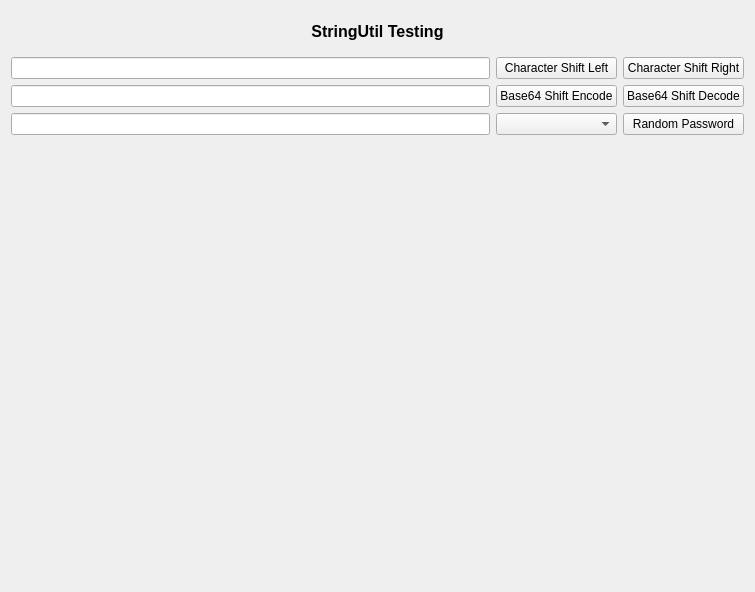
Above: QtGuiApplicationTest/QtGuiApplicationTest/MiscellaneousStringUtil.ui from xautshuanglong/QtLearningRepository before the change. Below: the same form after it.
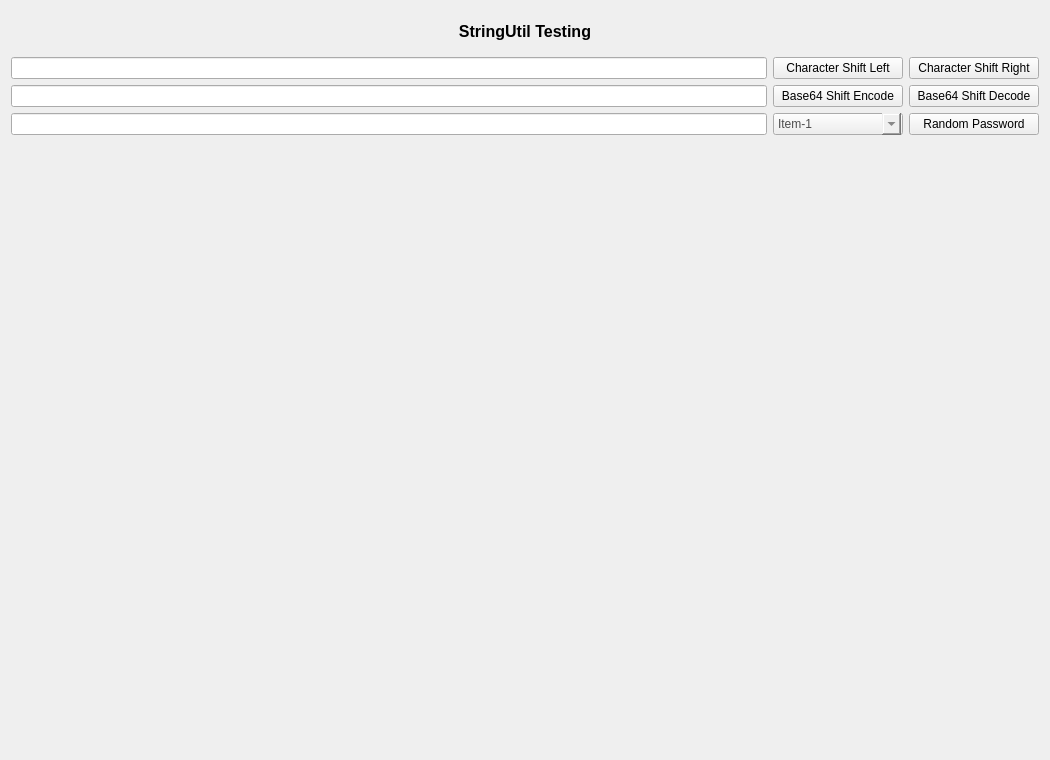
That is the form after the change.

Diff of the .ui file:
```diff
--- a/QtGuiApplicationTest/QtGuiApplicationTest/MiscellaneousStringUtil.ui
+++ b/QtGuiApplicationTest/QtGuiApplicationTest/MiscellaneousStringUtil.ui
@@ -6,8 +6,8 @@
    <rect>
     <x>0</x>
     <y>0</y>
-    <width>755</width>
-    <height>592</height>
+    <width>1050</width>
+    <height>760</height>
    </rect>
   </property>
   <property name="windowTitle">
@@ -42,27 +42,13 @@
     </layout>
    </item>
    <item>
-    <layout class="QGridLayout" name="gridLayout">
+    <layout class="QGridLayout" name="gridLayout" columnstretch="8,1,1">
      <property name="leftMargin">
       <number>0</number>
      </property>
      <property name="rightMargin">
       <number>0</number>
      </property>
-     <item row="0" column="2">
-      <widget class="QPushButton" name="btnCharacterShiftLeft">
-       <property name="text">
-        <string>Character Shift Left</string>
-       </property>
-      </widget>
-     </item>
-     <item row="0" column="3">
-      <widget class="QPushButton" name="btnCharacterShiftRight">
-       <property name="text">
-        <string>Character Shift Right</string>
-       </property>
-      </widget>
-     </item>
      <item row="0" column="0">
       <widget class="QLineEdit" name="leShiftTarget"/>
      </item>
@@ -72,30 +58,157 @@
      <item row="2" column="0">
       <widget class="QLineEdit" name="lePasswordOut"/>
      </item>
-     <item row="1" column="2">
+     <item row="0" column="1">
+      <widget class="QPushButton" name="btnCharacterShiftLeft">
+       <property name="sizePolicy">
+        <sizepolicy hsizetype="MinimumExpanding" vsizetype="Fixed">
+         <horstretch>0</horstretch>
+         <verstretch>0</verstretch>
+        </sizepolicy>
+       </property>
+       <property name="minimumSize">
+        <size>
+         <width>130</width>
+         <height>0</height>
+        </size>
+       </property>
+       <property name="text">
+        <string>Character Shift Left</string>
+       </property>
+      </widget>
+     </item>
+     <item row="0" column="2">
+      <widget class="QPushButton" name="btnCharacterShiftRight">
+       <property name="sizePolicy">
+        <sizepolicy hsizetype="MinimumExpanding" vsizetype="Fixed">
+         <horstretch>0</horstretch>
+         <verstretch>0</verstretch>
+        </sizepolicy>
+       </property>
+       <property name="minimumSize">
+        <size>
+         <width>130</width>
+         <height>0</height>
+        </size>
+       </property>
+       <property name="text">
+        <string>Character Shift Right</string>
+       </property>
+      </widget>
+     </item>
+     <item row="1" column="1">
       <widget class="QPushButton" name="btnBase64ShiftEncode">
+       <property name="sizePolicy">
+        <sizepolicy hsizetype="MinimumExpanding" vsizetype="Fixed">
+         <horstretch>0</horstretch>
+         <verstretch>0</verstretch>
+        </sizepolicy>
+       </property>
+       <property name="minimumSize">
+        <size>
+         <width>130</width>
+         <height>0</height>
+        </size>
+       </property>
        <property name="text">
         <string>Base64 Shift Encode</string>
        </property>
       </widget>
      </item>
-     <item row="1" column="3">
+     <item row="2" column="1">
+      <widget class="QComboBox" name="cbCharacterTypes">
+       <property name="sizePolicy">
+        <sizepolicy hsizetype="MinimumExpanding" vsizetype="Fixed">
+         <horstretch>0</horstretch>
+         <verstretch>0</verstretch>
+        </sizepolicy>
+       </property>
+       <property name="minimumSize">
+        <size>
+         <width>130</width>
+         <height>0</height>
+        </size>
+       </property>
+       <property name="styleSheet">
+        <string notr="true">QComboBox
+{
+    color: rgb(75, 75, 75);
+}
+
+QComboBox::drop-down
+{
+	width: 20px;
+}
+
+QComboBox QAbstractItemView
+{
+	color: rgb(75,75,75);
+	selection-background-color: gray;
+	selection-color: rgb(255, 255, 255);
+}
+
+QComboBox QAbstractItemView::item {
+        height: 20px;
+        color: rgb(73, 73, 73);
+        outline: none;
+}
+</string>
+       </property>
+       <item>
+        <property name="text">
+         <string>Item-1</string>
+        </property>
+       </item>
+       <item>
+        <property name="text">
+         <string>Item-2</string>
+        </property>
+       </item>
+       <item>
+        <property name="text">
+         <string>Item-3</string>
+        </property>
+       </item>
+      </widget>
+     </item>
+     <item row="1" column="2">
       <widget class="QPushButton" name="btnBase64ShiftDecode">
+       <property name="sizePolicy">
+        <sizepolicy hsizetype="MinimumExpanding" vsizetype="Fixed">
+         <horstretch>0</horstretch>
+         <verstretch>0</verstretch>
+        </sizepolicy>
+       </property>
+       <property name="minimumSize">
+        <size>
+         <width>130</width>
+         <height>0</height>
+        </size>
+       </property>
        <property name="text">
         <string>Base64 Shift Decode</string>
        </property>
       </widget>
      </item>
-     <item row="2" column="3">
+     <item row="2" column="2">
       <widget class="QPushButton" name="btnRandomPassword">
+       <property name="sizePolicy">
+        <sizepolicy hsizetype="MinimumExpanding" vsizetype="Fixed">
+         <horstretch>0</horstretch>
+         <verstretch>0</verstretch>
+        </sizepolicy>
+       </property>
+       <property name="minimumSize">
+        <size>
+         <width>130</width>
+         <height>0</height>
+        </size>
+       </property>
        <property name="text">
         <string>Random Password</string>
        </property>
       </widget>
      </item>
-     <item row="2" column="2">
-      <widget class="QComboBox" name="cbCharactorTypes"/>
-     </item>
     </layout>
    </item>
    <item>
```
Left out of the diff: 8 changed lines with no effect on the pictures.
